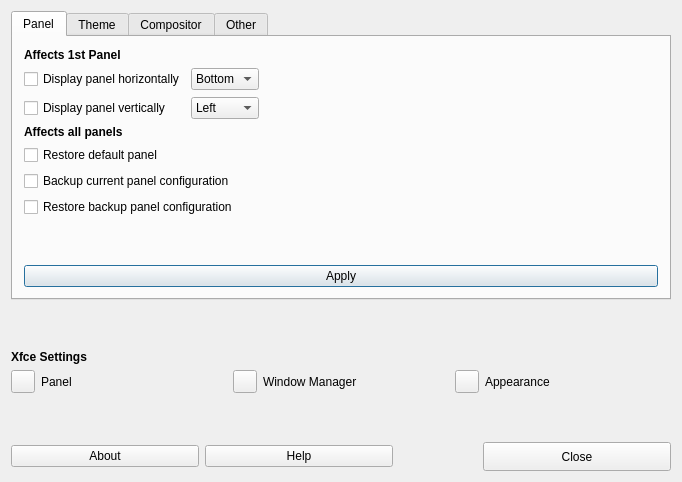
The window that tweak/defaultlook.ui (MX-Linux/mx-tweak) describes before a commit, drawn with Qt 5.
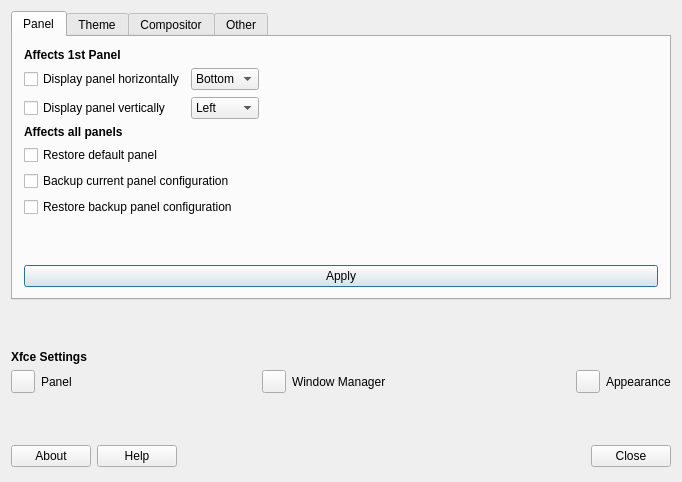
The same window after the commit. The open tabs and pages were chosen to show the change. Icons and pictures are not drawn.

Patch:
```diff
--- a/tweak/defaultlook.ui
+++ b/tweak/defaultlook.ui
@@ -578,6 +578,19 @@
           </property>
          </widget>
         </item>
+        <item>
+         <spacer name="horizontalSpacer_2">
+          <property name="orientation">
+           <enum>Qt::Horizontal</enum>
+          </property>
+          <property name="sizeHint" stdset="0">
+           <size>
+            <width>40</width>
+            <height>20</height>
+           </size>
+          </property>
+         </spacer>
+        </item>
         <item>
          <widget class="QToolButton" name="toolButtonXFCEWMsettings">
           <property name="toolTip">
@@ -600,6 +613,19 @@
           </property>
          </widget>
         </item>
+        <item>
+         <spacer name="horizontalSpacer_3">
+          <property name="orientation">
+           <enum>Qt::Horizontal</enum>
+          </property>
+          <property name="sizeHint" stdset="0">
+           <size>
+            <width>40</width>
+            <height>20</height>
+           </size>
+          </property>
+         </spacer>
+        </item>
         <item>
          <widget class="QToolButton" name="toolButtonXFCEAppearance">
           <property name="toolTip">
@@ -645,7 +671,7 @@
            <enum>Qt::Horizontal</enum>
           </property>
           <property name="sizeType">
-           <enum>QSizePolicy::Minimum</enum>
+           <enum>QSizePolicy::MinimumExpanding</enum>
           </property>
           <property name="sizeHint" stdset="0">
            <size>
@@ -683,7 +709,7 @@
            <enum>Qt::Horizontal</enum>
           </property>
           <property name="sizeType">
-           <enum>QSizePolicy::Minimum</enum>
+           <enum>QSizePolicy::MinimumExpanding</enum>
           </property>
           <property name="sizeHint" stdset="0">
            <size>
@@ -720,7 +746,7 @@
         <item row="0" column="7">
          <widget class="QPushButton" name="buttonCancel">
           <property name="sizePolicy">
-           <sizepolicy hsizetype="Minimum" vsizetype="Preferred">
+           <sizepolicy hsizetype="Minimum" vsizetype="Fixed">
             <horstretch>0</horstretch>
             <verstretch>0</verstretch>
            </sizepolicy>
```
Left out of the diff: 37 changed lines with no effect on the pictures.
